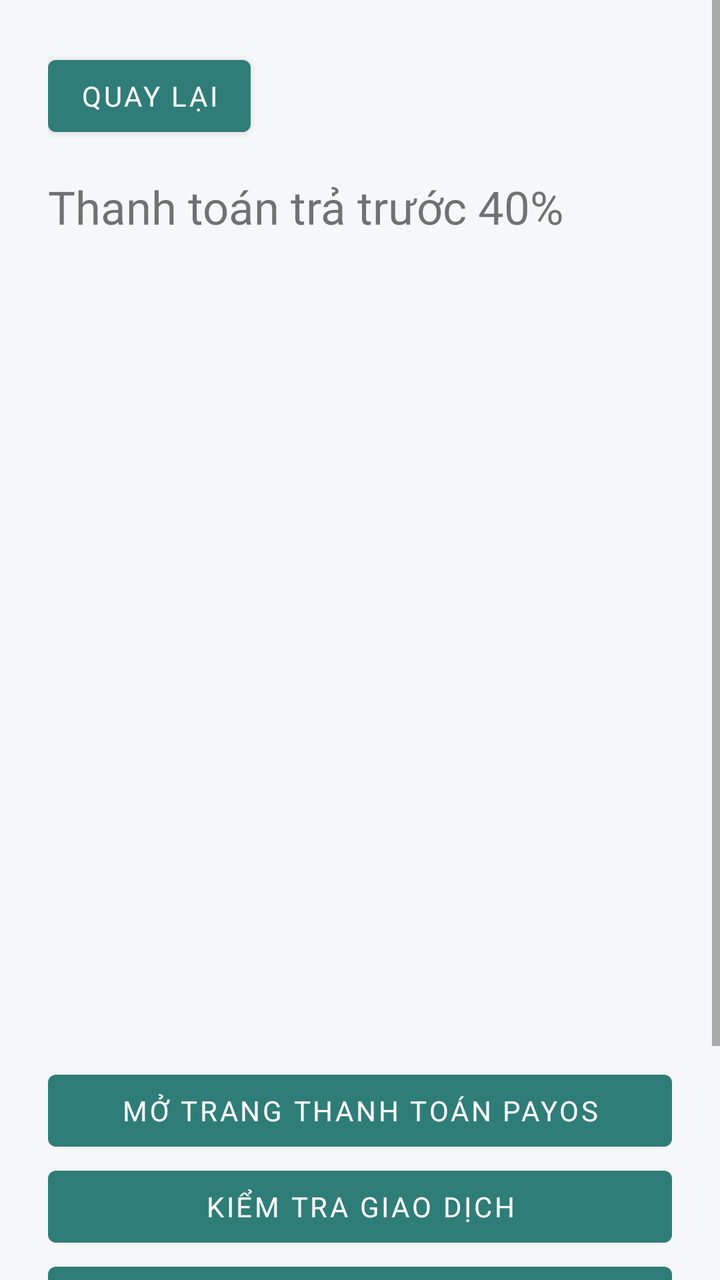
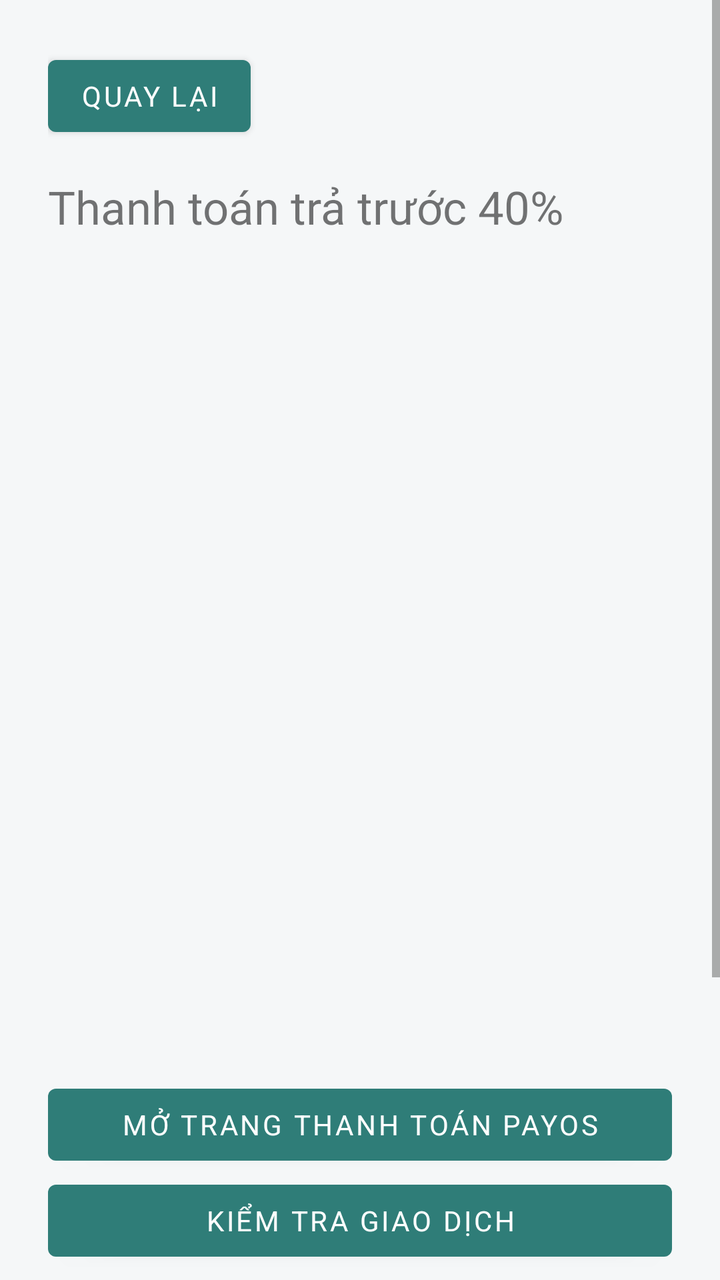

Screens rendered from an Android XML layout before and after an edit, with the pre-edit source and the edit as a unified diff.
<!-- AndroidManifest.xml: application theme Theme.BroomSharing -->
<!-- res/layout/activity_booking_payment.xml -->
<?xml version="1.0" encoding="utf-8"?>
<ScrollView xmlns:android="http://schemas.android.com/apk/res/android"
    android:layout_width="match_parent" android:layout_height="match_parent" android:fillViewport="true">
    <LinearLayout android:layout_width="match_parent" android:layout_height="wrap_content"
        android:orientation="vertical" android:padding="24dp">
        <Button android:id="@+id/payment_back" android:layout_width="wrap_content" android:layout_height="wrap_content" android:text="@string/payment_back_label" />
        <TextView android:layout_width="match_parent" android:layout_height="wrap_content"
            android:text="@string/payment_title" android:textSize="23sp" android:layout_marginTop="16dp" />
        <TextView android:id="@+id/payment_status" android:layout_width="match_parent" android:layout_height="wrap_content"
            android:textSize="16sp" android:layout_marginTop="12dp" />
        <TextView android:id="@+id/payment_amount" android:layout_width="match_parent" android:layout_height="wrap_content"
            android:textSize="22sp" android:layout_marginTop="16dp" />
        <ImageView android:id="@+id/payment_qr" android:layout_width="280dp" android:layout_height="280dp"
            android:layout_gravity="center_horizontal" android:layout_marginVertical="16dp" android:contentDescription="@string/payment_qr_description" />
        <TextView android:id="@+id/payment_account" android:layout_width="match_parent" android:layout_height="wrap_content"
            android:textSize="16sp" android:textIsSelectable="true" />
        <Button android:id="@+id/payment_open" android:layout_width="match_parent" android:layout_height="wrap_content" android:text="@string/payment_open_label" />
        <Button android:id="@+id/payment_refresh" android:layout_width="match_parent" android:layout_height="wrap_content" android:text="@string/payment_refresh_label" />
        <Button android:id="@+id/payment_retry" android:layout_width="match_parent" android:layout_height="wrap_content" android:text="@string/payment_retry_label" />
        <TextView android:layout_width="match_parent" android:layout_height="wrap_content" android:layout_marginTop="16dp"
            android:text="@string/payment_scope_note" android:textSize="14sp" />
    </LinearLayout>
</ScrollView>
<!-- resources referenced by this layout -->
<resources>
  <string name="payment_back_label">Quay lại</string>
  <string name="payment_open_label">Mở trang thanh toán payOS</string>
  <string name="payment_qr_description">Mã QR thanh toán payOS</string>
  <string name="payment_refresh_label">Kiểm tra giao dịch</string>
  <string name="payment_retry_label">Tải lại QR</string>
  <string name="payment_scope_note">Kênh thu tiền demo của nhóm. Chỉ chuyển đúng số tiền và nội dung QR. Trạng thái được xác nhận từ payOS, không phải từ nút quay lại. Chức năng hoàn tiền chưa được triển khai.</string>
  <string name="payment_title" formatted="false">Thanh toán trả trước 40%</string>
  <style name="Theme.BroomSharing" parent="Theme.MaterialComponents.DayNight.NoActionBar">
          <item name="colorPrimary">@color/teal</item>
          <item name="colorSecondary">@color/teal</item>
          <item name="colorPrimaryVariant">@color/teal_dark</item>
          <item name="colorOnPrimary">@color/white</item>
          <item name="android:fontFamily">sans-serif</item>
          <item name="android:windowLightStatusBar">true</item>
          <item name="android:statusBarColor">@color/white</item>
          <item name="android:navigationBarColor">@color/white</item>
          <item name="android:windowBackground">@color/screen_bg</item>
      </style>
  <color name="teal">#2F7D78</color>
  <color name="teal_dark">#246863</color>
  <color name="white">#FFFFFF</color>
  <color name="screen_bg">#F5F7F8</color>
</resources>

<!-- the commit's change to res/layout/activity_booking_payment.xml (unified diff, before → after) -->
@@ -10,13 +10,18 @@
             android:textSize="16sp" android:layout_marginTop="12dp" />
         <TextView android:id="@+id/payment_amount" android:layout_width="match_parent" android:layout_height="wrap_content"
             android:textSize="22sp" android:layout_marginTop="16dp" />
-        <ImageView android:id="@+id/payment_qr" android:layout_width="280dp" android:layout_height="280dp"
+        <TextView android:id="@+id/payment_expiry" android:layout_width="match_parent" android:layout_height="wrap_content"
+            android:layout_marginTop="8dp" android:accessibilityLiveRegion="none" android:textSize="14sp" />
+        <ImageView android:id="@+id/payment_qr" android:layout_width="match_parent" android:layout_height="260dp"
+            android:scaleType="fitCenter"
             android:layout_gravity="center_horizontal" android:layout_marginVertical="16dp" android:contentDescription="@string/payment_qr_description" />
         <TextView android:id="@+id/payment_account" android:layout_width="match_parent" android:layout_height="wrap_content"
             android:textSize="16sp" android:textIsSelectable="true" />
         <Button android:id="@+id/payment_open" android:layout_width="match_parent" android:layout_height="wrap_content" android:text="@string/payment_open_label" />
         <Button android:id="@+id/payment_refresh" android:layout_width="match_parent" android:layout_height="wrap_content" android:text="@string/payment_refresh_label" />
         <Button android:id="@+id/payment_retry" android:layout_width="match_parent" android:layout_height="wrap_content" android:text="@string/payment_retry_label" />
+        <Button android:id="@+id/payment_details" android:layout_width="match_parent" android:layout_height="wrap_content" android:text="@string/booking_success_screen_title" />
+        <Button android:id="@+id/payment_notifications" android:layout_width="match_parent" android:layout_height="wrap_content" android:text="Bật nhắc thanh toán trên điện thoại" android:visibility="gone" />
         <TextView android:layout_width="match_parent" android:layout_height="wrap_content" android:layout_marginTop="16dp"
             android:text="@string/payment_scope_note" android:textSize="14sp" />
     </LinearLayout>
<!-- resource entries referenced after the edit -->
@@ -1,5 +1,6 @@
 <!-- resources referenced by this layout -->
 <resources>
+  <string name="booking_success_screen_title">Kết quả đặt chỗ</string>
   <string name="payment_back_label">Quay lại</string>
   <string name="payment_open_label">Mở trang thanh toán payOS</string>
   <string name="payment_qr_description">Mã QR thanh toán payOS</string>
